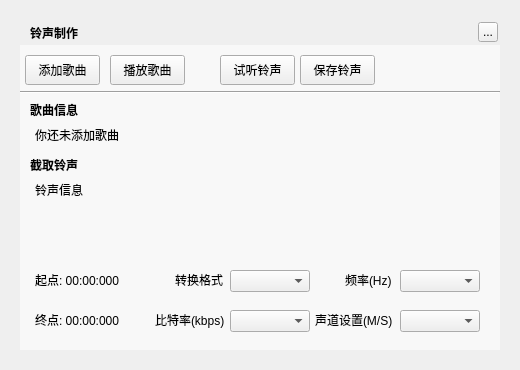
Before: the Qt Designer form TTKCore/musicUi/musicToolsetswidget/musicsongringtonemakerwidget.ui in Greedysky/TTKMusicPlayer, drawn with Qt 5.
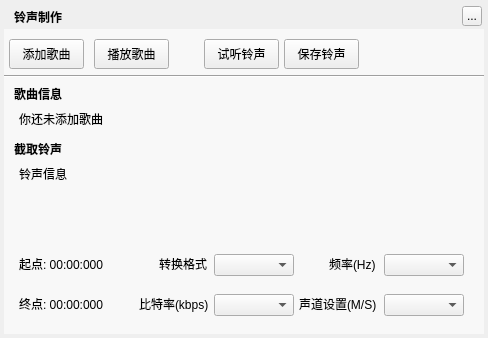
After: the same form once the commit is applied. Custom widgets are drawn as their Qt base class.

```diff
--- a/TTKCore/musicUi/musicToolsetswidget/musicsongringtonemakerwidget.ui
+++ b/TTKCore/musicUi/musicToolsetswidget/musicsongringtonemakerwidget.ui
@@ -6,8 +6,8 @@
    <rect>
     <x>0</x>
     <y>0</y>
-    <width>520</width>
-    <height>370</height>
+    <width>488</width>
+    <height>338</height>
    </rect>
   </property>
   <property name="windowTitle">
@@ -16,8 +16,8 @@
   <widget class="QLabel" name="background">
    <property name="geometry">
     <rect>
-     <x>20</x>
-     <y>20</y>
+     <x>4</x>
+     <y>4</y>
      <width>480</width>
      <height>330</height>
     </rect>
@@ -29,8 +29,8 @@
   <widget class="QLabel" name="topTitleName">
    <property name="geometry">
     <rect>
-     <x>30</x>
-     <y>20</y>
+     <x>14</x>
+     <y>4</y>
      <width>100</width>
      <height>25</height>
     </rect>
@@ -45,8 +45,8 @@
   <widget class="QToolButton" name="topTitleCloseButton">
    <property name="geometry">
     <rect>
-     <x>478</x>
-     <y>22</y>
+     <x>462</x>
+     <y>6</y>
      <width>20</width>
      <height>20</height>
     </rect>
@@ -58,8 +58,8 @@
   <widget class="QWidget" name="backgroundMask" native="true">
    <property name="geometry">
     <rect>
-     <x>20</x>
-     <y>45</y>
+     <x>4</x>
+     <y>29</y>
      <width>480</width>
      <height>305</height>
     </rect>
@@ -71,8 +71,8 @@
   <widget class="Line" name="line">
    <property name="geometry">
     <rect>
-     <x>20</x>
-     <y>90</y>
+     <x>4</x>
+     <y>74</y>
      <width>480</width>
      <height>5</height>
     </rect>
@@ -84,8 +84,8 @@
   <widget class="QPushButton" name="addSongButton">
    <property name="geometry">
     <rect>
-     <x>25</x>
-     <y>55</y>
+     <x>9</x>
+     <y>39</y>
      <width>75</width>
      <height>30</height>
     </rect>
@@ -97,8 +97,8 @@
   <widget class="QPushButton" name="playSongButton">
    <property name="geometry">
     <rect>
-     <x>110</x>
-     <y>55</y>
+     <x>94</x>
+     <y>39</y>
      <width>75</width>
      <height>30</height>
     </rect>
@@ -110,8 +110,8 @@
   <widget class="QPushButton" name="playRingButton">
    <property name="geometry">
     <rect>
-     <x>220</x>
-     <y>55</y>
+     <x>204</x>
+     <y>39</y>
      <width>75</width>
      <height>30</height>
     </rect>
@@ -123,8 +123,8 @@
   <widget class="QLabel" name="songLabel">
    <property name="geometry">
     <rect>
-     <x>30</x>
-     <y>100</y>
+     <x>14</x>
+     <y>84</y>
      <width>200</width>
      <height>20</height>
     </rect>
@@ -139,8 +139,8 @@
   <widget class="QLabel" name="songLabelValue">
    <property name="geometry">
     <rect>
-     <x>35</x>
-     <y>125</y>
+     <x>19</x>
+     <y>109</y>
      <width>450</width>
      <height>20</height>
     </rect>
@@ -152,8 +152,8 @@
   <widget class="QLabel" name="ringLabel">
    <property name="geometry">
     <rect>
-     <x>30</x>
-     <y>155</y>
+     <x>14</x>
+     <y>139</y>
      <width>200</width>
      <height>20</height>
     </rect>
@@ -168,8 +168,8 @@
   <widget class="QLabel" name="ringLabelValue">
    <property name="geometry">
     <rect>
-     <x>35</x>
-     <y>180</y>
+     <x>19</x>
+     <y>164</y>
      <width>450</width>
      <height>20</height>
     </rect>
@@ -181,8 +181,8 @@
   <widget class="QLabel" name="startTimeLabel">
    <property name="geometry">
     <rect>
-     <x>35</x>
-     <y>270</y>
+     <x>19</x>
+     <y>254</y>
      <width>100</width>
      <height>20</height>
     </rect>
@@ -194,8 +194,8 @@
   <widget class="QLabel" name="stopTimeLabel">
    <property name="geometry">
     <rect>
-     <x>35</x>
-     <y>310</y>
+     <x>19</x>
+     <y>294</y>
      <width>100</width>
      <height>20</height>
     </rect>
@@ -207,8 +207,8 @@
   <widget class="QLabel" name="label_7">
    <property name="geometry">
     <rect>
-     <x>155</x>
-     <y>310</y>
+     <x>139</x>
+     <y>294</y>
      <width>75</width>
      <height>20</height>
     </rect>
@@ -220,8 +220,8 @@
   <widget class="QComboBox" name="msCombo">
    <property name="geometry">
     <rect>
-     <x>400</x>
-     <y>310</y>
+     <x>384</x>
+     <y>294</y>
      <width>80</width>
      <height>22</height>
     </rect>
@@ -230,8 +230,8 @@
   <widget class="QComboBox" name="kbpsCombo">
    <property name="geometry">
     <rect>
-     <x>230</x>
-     <y>310</y>
+     <x>214</x>
+     <y>294</y>
      <width>80</width>
      <height>22</height>
     </rect>
@@ -240,8 +240,8 @@
   <widget class="QLabel" name="label_8">
    <property name="geometry">
     <rect>
-     <x>315</x>
-     <y>310</y>
+     <x>299</x>
+     <y>294</y>
      <width>81</width>
      <height>20</height>
     </rect>
@@ -253,8 +253,8 @@
   <widget class="QComboBox" name="formatCombo">
    <property name="geometry">
     <rect>
-     <x>230</x>
-     <y>270</y>
+     <x>214</x>
+     <y>254</y>
      <width>80</width>
      <height>22</height>
     </rect>
@@ -263,8 +263,8 @@
   <widget class="QLabel" name="label_9">
    <property name="geometry">
     <rect>
-     <x>175</x>
-     <y>270</y>
+     <x>159</x>
+     <y>254</y>
      <width>51</width>
      <height>20</height>
     </rect>
@@ -276,8 +276,8 @@
   <widget class="QComboBox" name="hzCombo">
    <property name="geometry">
     <rect>
-     <x>400</x>
-     <y>270</y>
+     <x>384</x>
+     <y>254</y>
      <width>80</width>
      <height>22</height>
     </rect>
@@ -286,8 +286,8 @@
   <widget class="QLabel" name="label_10">
    <property name="geometry">
     <rect>
-     <x>345</x>
-     <y>270</y>
+     <x>329</x>
+     <y>254</y>
      <width>51</width>
      <height>20</height>
     </rect>
@@ -299,8 +299,8 @@
   <widget class="MusicCutSliderWidget" name="cutSliderWidget" native="true">
    <property name="geometry">
     <rect>
-     <x>40</x>
-     <y>205</y>
+     <x>24</x>
+     <y>189</y>
      <width>440</width>
      <height>55</height>
     </rect>
@@ -309,8 +309,8 @@
   <widget class="QPushButton" name="saveSongButton">
    <property name="geometry">
     <rect>
-     <x>300</x>
-     <y>55</y>
+     <x>284</x>
+     <y>39</y>
      <width>75</width>
      <height>30</height>
     </rect>
```
